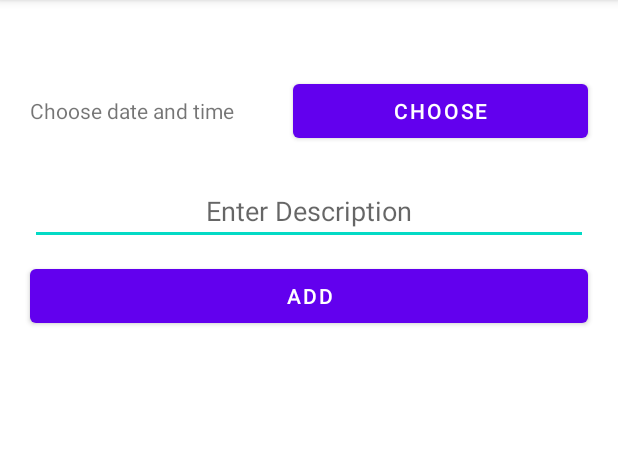
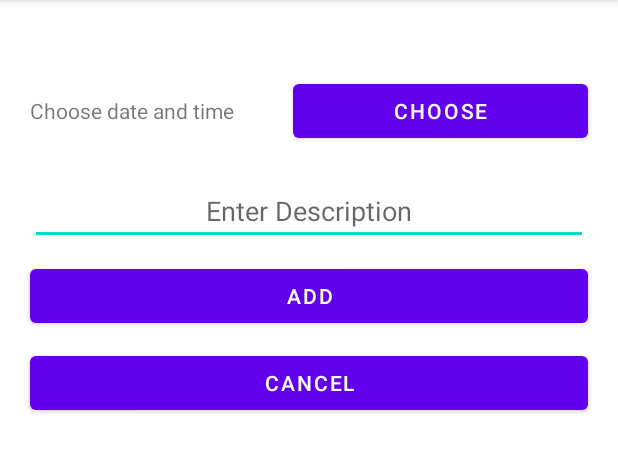
Before and after one commit to jebadz41/AdditionalAndroidStudioProjects, an Android app: the AddReminder screen opened directly, with no data from a screen before it, on a phone screen of 412 x 824 dp, the part 84-556 px from its top. Run offline under Robolectric (Android 15) with nearby library versions, the light colour scheme and no system bars.

Commit message:
Reminder app

```diff
--- a/Reminder/app/src/main/java/com/example/reminder/ReminderBroadCast.java
+++ b/Reminder/app/src/main/java/com/example/reminder/ReminderBroadCast.java
@@ -14,7 +14,7 @@
         NotificationCompat.Builder builder = new NotificationCompat.Builder(context, "Reminder")
                 .setSmallIcon(R.drawable.notification_icon)
                 .setContentTitle("Reminder")
-                .setContentText("ALARM! ALARM! ALARM!")
+                .setContentText(MainActivity.content)
                 .setPriority(NotificationCompat.PRIORITY_DEFAULT);
 
 
--- a/Reminder/app/src/main/java/com/example/reminder/ReminderDB.java
+++ b/Reminder/app/src/main/java/com/example/reminder/ReminderDB.java
@@ -53,7 +53,7 @@
             String sqlCode = "CREATE TABLE " + DATABASE_TABLE + " ("+
                     KEY_ROWID + " INTEGER PRIMARY KEY AUTOINCREMENT," +
                     KEY_DESCRPTION + " TEXT NOT NULL,"+
-                    KEY_DATE + " DATE NOT NULL);";
+                    KEY_DATE + " TEXT NOT NULL);";
 
             db.execSQL(sqlCode);
         }
@@ -72,11 +72,11 @@
         ourHelper.close();
     }
 
-    public long createEntry(String name, Date cell)
+    public long createEntry(String name, String cell)
     {
         ContentValues cv = new ContentValues();
         cv.put(KEY_DESCRPTION, name);
-        cv.put(KEY_DATE, String.valueOf(cell));
+        cv.put(KEY_DATE, cell);
 
         return  ourDatabase.insert(DATABASE_TABLE, null, cv);
     }
--- a/Reminder/app/src/main/res/layout/activity_add_reminder.xml
+++ b/Reminder/app/src/main/res/layout/activity_add_reminder.xml
@@ -51,4 +51,13 @@
         android:layout_marginTop="10dp"
         android:layout_marginRight="20dp"
         android:text="Add" />
+
+    <Button
+        android:id="@+id/btnCancel"
+        android:layout_width="match_parent"
+        android:layout_height="wrap_content"
+        android:layout_marginLeft="20dp"
+        android:layout_marginTop="10dp"
+        android:layout_marginRight="20dp"
+        android:text="Cancel" />
 </LinearLayout>
```
Also changed, not shown: Reminder/app/src/main/java/com/example/reminder/AddReminder.java (+13 -4 lines), Reminder/app/src/main/java/com/example/reminder/MainActivity.java (+45 -6 lines).
